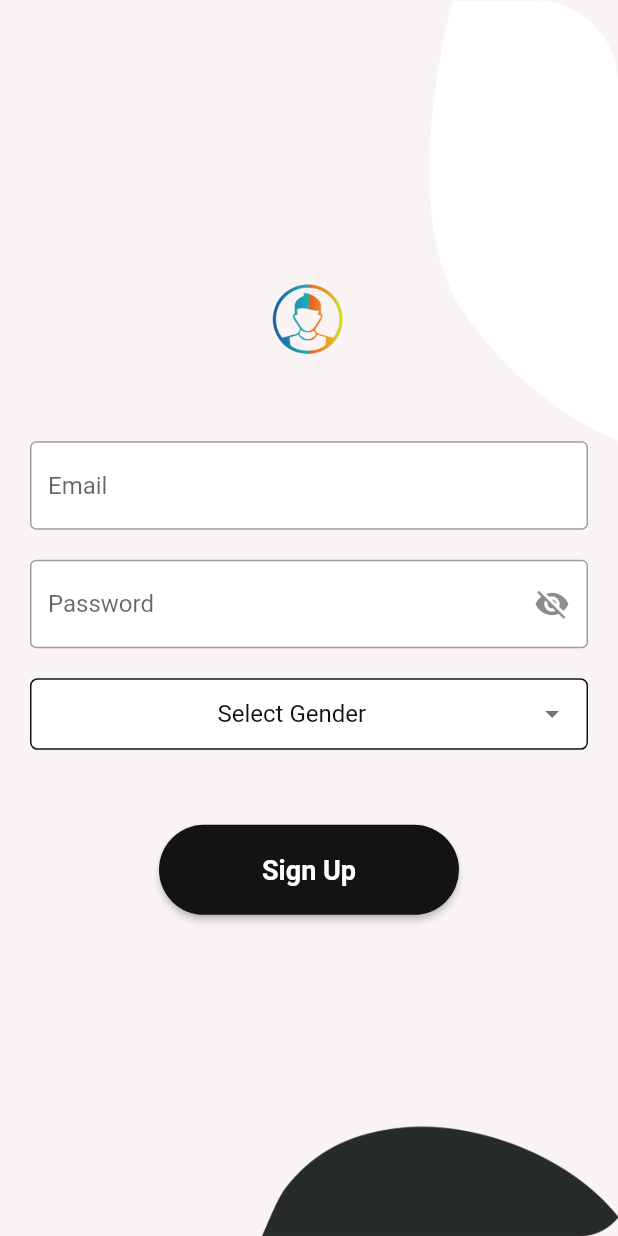
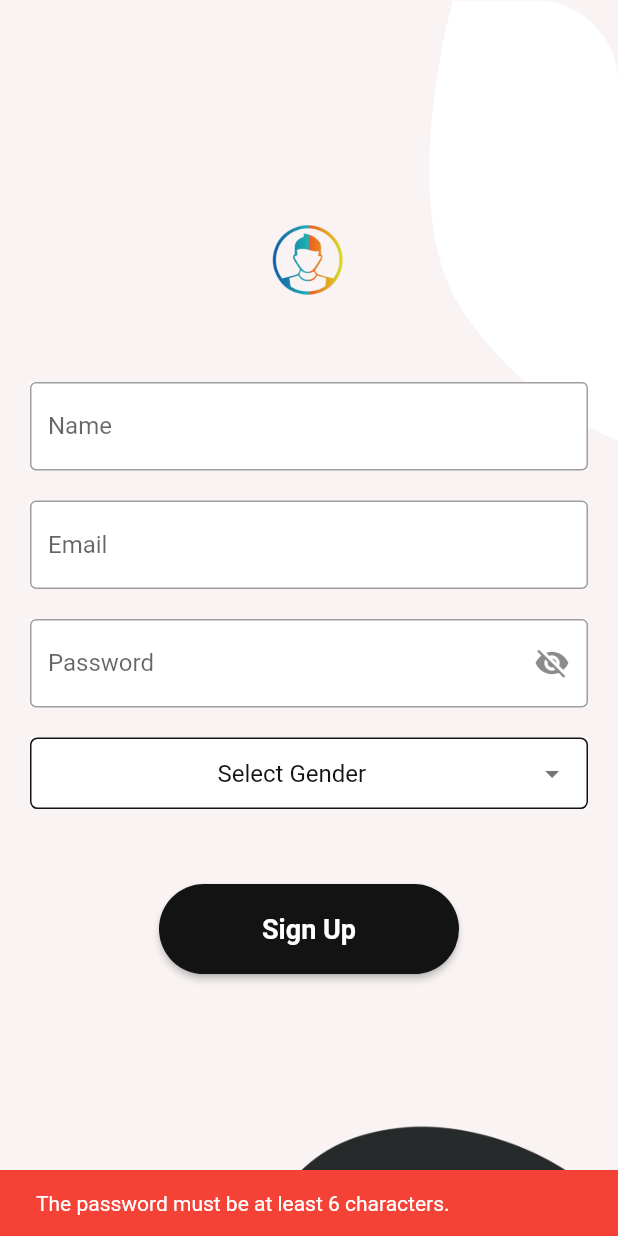
Before and after one commit to rakib-badhan/hairStyleProject, a Flutter app: the SignUpScreen screen opened directly, after a tap on "Sign Up", on a phone screen of 412 x 824 dp. Run offline on Flutter 3.47's test engine with Material 2 defaults, Android fonts, the phone set to English and light mode, and no system bars; our stand-ins replace connectivity, device_preview, dio, flutter_easyloading, flutter_screenutil, pretty_dio_logger and 1 more; missing offline and left inert: flutter_flavor; accounts and stored records are empty.

Commit message:
Sign Up Page API Call Done

```diff
--- a/lib/presentation/login/screen_login.dart
+++ b/lib/presentation/login/screen_login.dart
@@ -58,6 +58,7 @@ class LoginScreenState extends State<LoginScreen> {
 
           // Body
           Center(
+            child: SingleChildScrollView(
               child: Column(
                 mainAxisSize: MainAxisSize.max,
                 mainAxisAlignment: MainAxisAlignment.center,
@@ -81,6 +82,7 @@ class LoginScreenState extends State<LoginScreen> {
                   _getLoginButton(),
                   _signUpAndForgetPassword(),
                 ],
+              ),
             ),
           ),
         ],
@@ -209,7 +211,6 @@ class LoginScreenState extends State<LoginScreen> {
 
 
   void _signup() {
-    // SHITAB TODO
     _viewModel?.goToSignUpScreen();
   }
 
--- a/lib/presentation/login/viewmodel_login.dart
+++ b/lib/presentation/login/viewmodel_login.dart
@@ -35,14 +35,17 @@ class LoginScreenViewModel {
   }
 
   void _loginCall(Map<String, dynamic> data) {
+    CommonUtil.instance.showLoading();
     _apiRepository?.postLogIn(context, data,
         onSuccess: (LoginResponse response) {
+          CommonUtil.instance.stopLoading();
           if(response.success != null && response.success == true && response.token != null) {
             Nav.goToNextScreenDestroyingPrevious(context, const HomepageScreen());
           }
 
         },
       onFailure: (String error) {
+        CommonUtil.instance.stopLoading();
         CommonUtil.instance.onFailed(error);
       }
     );
--- a/lib/presentation/signup/screen_signup.dart
+++ b/lib/presentation/signup/screen_signup.dart
@@ -8,6 +8,8 @@ import 'package:flutter_easyloading/flutter_easyloading.dart';
 import 'package:flutter_screenutil/flutter_screenutil.dart';
 import 'package:hairstylesapp/app/colors.dart';
 import 'package:hairstylesapp/app/images.dart';
+import 'package:hairstylesapp/app/util.dart';
+import 'package:hairstylesapp/presentation/signup/viewmodel_signup.dart';
 
 class SignUpScreen extends StatefulWidget {
   const SignUpScreen({Key? key}) : super(key: key);
@@ -19,25 +21,29 @@ class SignUpScreen extends StatefulWidget {
 
 class SignUpScreenState extends State<SignUpScreen> {
 
+  TextEditingController _nameController = TextEditingController();
   TextEditingController _emailController = TextEditingController();
   TextEditingController _passwordController =  TextEditingController();
   ValueNotifier _passwordVisible = ValueNotifier(false);
   final List<String> _genderList = ["Male", "Female", "Others"];
   String _genderDropdownValue = "Select Gender";
 
+  SignupScreenViewModel? _viewModel;
+
   @override
   void initState() {
     super.initState();
-    // _viewModel = SignUpScreenViewModel(context);
+    _viewModel = SignupScreenViewModel(context);
   }
 
   @override
   void dispose() {
     _passwordController.dispose();
+    _nameController.dispose();
     _emailController.dispose();
     _passwordVisible.dispose();
     EasyLoading.dismiss();
-    // _viewModel = null;
+    _viewModel = null;
     super.dispose();
   }
   @override
@@ -59,6 +65,7 @@ class SignUpScreenState extends State<SignUpScreen> {
 
               // Body
               Center(
+                child: SingleChildScrollView(
                   child: Column(
                     mainAxisSize: MainAxisSize.max,
                     mainAxisAlignment: MainAxisAlignment.center,
@@ -76,12 +83,14 @@ class SignUpScreenState extends State<SignUpScreen> {
                       ),
 
                       // Fields
+                      _getNameField(),
                       _getEmailField(),
                       _getPasswordField(),
                       _getGenderDropdown(),
                       // Buttons
-                    _getLoginButton(),
+                      _getSignUpButton(),
                     ],
+                  ),
                 ),
               ),
 
@@ -90,9 +99,29 @@ class SignUpScreenState extends State<SignUpScreen> {
     );
   }
 
+  Widget _getNameField() {
+    return Padding(
+      padding: const EdgeInsets.only(left: 20, right: 20, top: 50),
+      child: Container(
+        color: Colors.white,
+        child: TextFormField(
+          controller: _nameController,
+          keyboardType: TextInputType.name,
+          /*style: TextStyle(
+            color: AppColors.instance.blueTextColor,
+          ),*/
+          decoration: const InputDecoration(
+            border: OutlineInputBorder(),
+            hintText: 'Name',
+          ),
+        ),
+      ),
+    );
+  }
+
   Widget _getEmailField() {
     return Padding(
-      padding: const EdgeInsets.only(left: 20, right: 20, top: 50),
+      padding: const EdgeInsets.only(left: 20, right: 20, top: 20),
       child: Container(
         color: Colors.white,
         child: TextFormField(
@@ -145,7 +174,7 @@ class SignUpScreenState extends State<SignUpScreen> {
     );
   }
 
-  Widget _getLoginButton() {
+  Widget _getSignUpButton() {
     return Padding(
       padding: const EdgeInsets.only(
           left: 20, right: 20, top: 20, bottom: 30),
@@ -236,6 +265,13 @@ class SignUpScreenState extends State<SignUpScreen> {
   }
 
   void _signup() {
+    if (_passwordController.text.length > 6) {
+      _viewModel?.signupButtonPress(
+          _nameController.text.toString(), _emailController.text.toString(),
+          _passwordController.text.toString(), _genderDropdownValue);
+    } else {
+      CommonUtil.instance.showToast(context, "The password must be at least 6 characters.");
+    }
   }
 
   _selectedGender(String value) {
--- /dev/null
+++ b/lib/presentation/signup/viewmodel_signup.dart
@@ -0,0 +1,69 @@
+/*
+    Created by Shitab Mir on 14 September 2022
+ */
+
+import 'package:flutter/widgets.dart';
+import 'package:hairstylesapp/app/util.dart';
+import 'package:hairstylesapp/network/api_repository.dart';
+import 'package:hairstylesapp/presentation/login/screen_login.dart';
+import 'package:hairstylesapp/presentation/signup/response_signup.dart';
+
+import '../../app/nav.dart';
+
+class SignupScreenViewModel {
+  BuildContext context;
+  ApiRepository? _apiRepository;
+
+  SignupScreenViewModel(this.context) {
+    _apiRepository = ApiRepository();
+  }
+
+  /// Login Button Press Action
+  void signupButtonPress(String name, String email, String password, String gender) async {
+    if (!CommonUtil.instance.isRedundantClick(DateTime.now())) {
+      if (await CommonUtil.instance.internetCheck()) { // has internet
+
+        if (email.isEmpty || password.isEmpty) { // validation
+          CommonUtil.instance.showToast(context, 'Enter both Email & Password');
+        } else {
+          _signupCall(_getMappedDynamicData(name, email, password, gender));
+        }
+      } else {
+        CommonUtil.instance.showToast(context, 'No Internet');
+      }
+    }
+  }
+
+  Map<String, dynamic> _getMappedDynamicData(String name, String email, String password, String gender) {
+    Map<String, dynamic> data = {};
+    /// Name
+    data["name"] = name;
+    /// Email
+    data["email"] = email;
+    /// Password
+    data["password"] = password;
+    // Gender
+    data["gender"] = gender;
+
+    return data;
+  }
+
+  void _signupCall(Map<String, dynamic> getMappedDynamicData) {
+    CommonUtil.instance.showLoading();
+    _apiRepository?.postSignUp(context, getMappedDynamicData,
+        onSuccess: (SignupResponse response) {
+          CommonUtil.instance.stopLoading();
+          if(response.success != null && response.success == true) {
+            CommonUtil.instance.onSuccessfulEntry("Account Created Successfully");
+            Nav.goToNextScreenDestroyingPrevious(context, const LoginScreen());
+          }
+
+        },
+        onFailure: (String error) {
+          CommonUtil.instance.stopLoading();
+          CommonUtil.instance.onFailed(error);
+        }
+    );
+  }
+
+}
```
Also changed, not shown: lib/network/api_repository.dart (+17 -0 lines), lib/presentation/signup/response_signup.dart (added, +70 -0 lines). Lines whose indentation alone changed are shown as unchanged.
